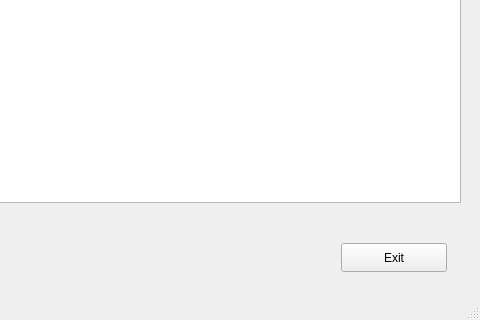
This is forms/main_window.ui in 315iah515/BerlinUhr as Qt 5 draws it before an edit; both pictures show x 209 to 689 and y 476 to 796 of the 689 by 796 pixel window. The edited form follows.
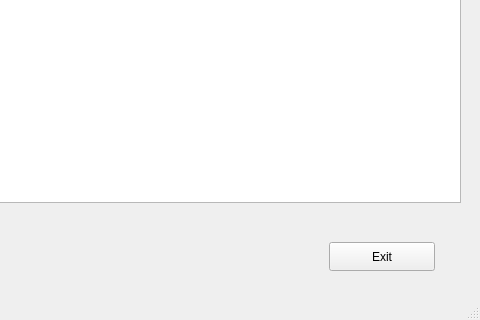
This is the edited form.

Commit message: added back graphic view to ui file, added more lamps and placed into vectors

Diff of the .ui file:
```diff
--- a/forms/main_window.ui
+++ b/forms/main_window.ui
@@ -17,8 +17,8 @@
    <widget class="QPushButton" name="pushButton">
     <property name="geometry">
      <rect>
-      <x>550</x>
-      <y>700</y>
+      <x>538</x>
+      <y>699</y>
       <width>106</width>
       <height>29</height>
      </rect>
```
The commit also changes 2 other files.
